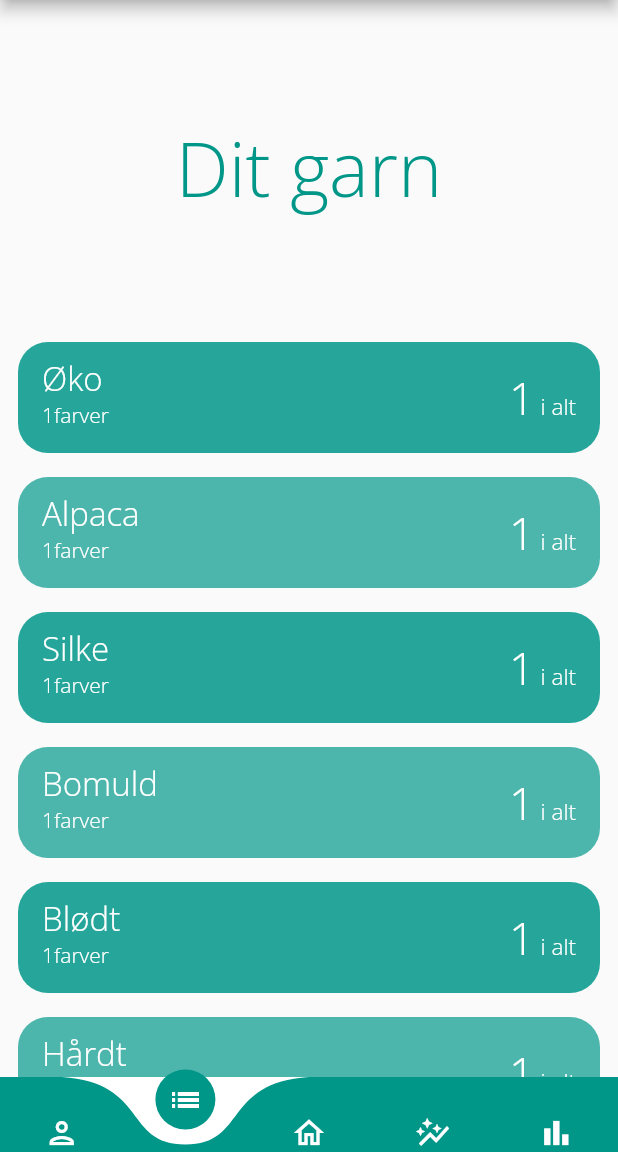
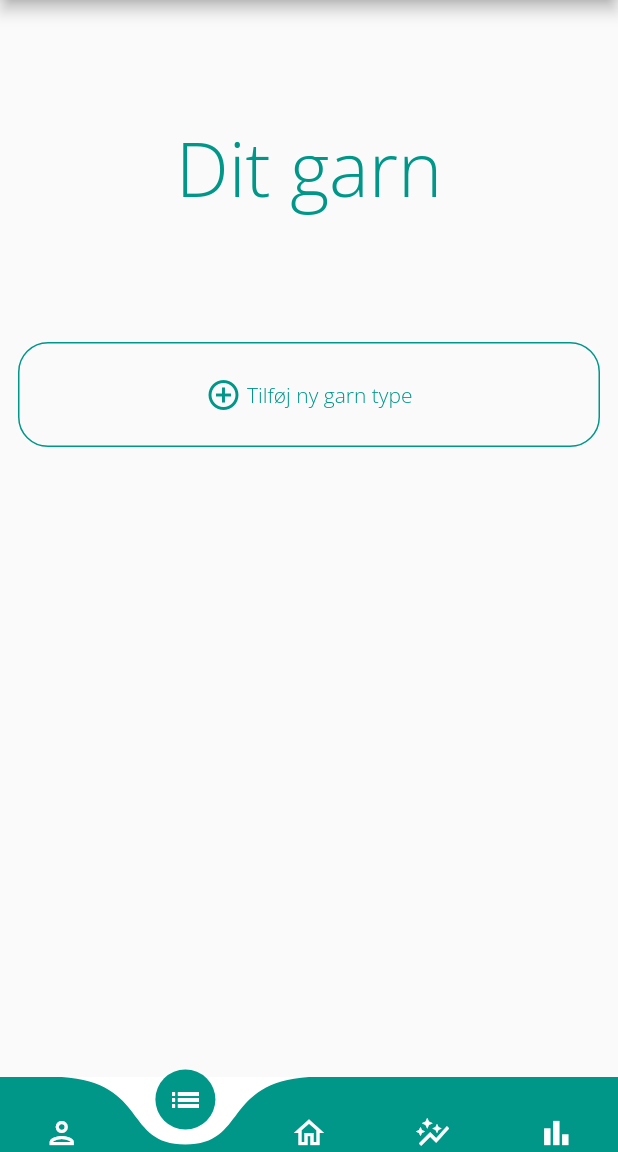
Before and after one commit to KDaniel-dev/knit_aholic_app, a Flutter app: the screen it shows after launch, item 2 of the bottom bar chosen, on a phone screen of 412 x 824 dp, the part 84-1236 px from its top. Run offline on Flutter 3.47's test engine with Material 2 defaults, Android fonts, the phone set to English and light mode, and no system bars; drawn by our look-alikes of curved_navigation_bar; our stand-ins replace shared_preferences, sqflite; accounts and stored records are empty.

Commit message:
more inventory improvements + create yarntype support

```diff
--- a/knit_aholic/lib/Models/yarn.dart
+++ b/knit_aholic/lib/Models/yarn.dart
@@ -5,7 +5,7 @@ final String tableYarn = 'yarn';
 class YarnFields {
   static final List<String> values = [
     id,
-    type,
+    typeId,
     colorId,
     status,
     dateAdded,
@@ -13,7 +13,7 @@ class YarnFields {
     projectId
   ];
   static final String id = '_id';
-  static final String type = 'type';
+  static final String typeId = 'type';
   static final String colorId = 'colorId';
   static final String status = 'status';
   static final String dateAdded = 'dateAdded';
@@ -23,7 +23,7 @@ class YarnFields {
 
 class Yarn {
   final int? id;
-  final String type;
+  final int typeId;
   final int colorId;
   final YarnStatus status;
   final DateTime dateAdded;
@@ -32,7 +32,7 @@ class Yarn {
 
   Yarn(
       {this.id,
-      required this.type,
+      required this.typeId,
       required this.colorId,
       required this.status,
       required this.dateAdded,
@@ -41,7 +41,7 @@ class Yarn {
 
   Yarn copy(
           {int? id,
-          String? type,
+          int? typeId,
           int? colorId,
           YarnStatus? status,
           DateTime? dateAdded,
@@ -49,7 +49,7 @@ class Yarn {
           int? projectId}) =>
       Yarn(
           id: id ?? this.id,
-          type: type ?? this.type,
+          typeId: typeId ?? this.typeId,
           colorId: colorId ?? this.colorId,
           status: status ?? this.status,
           dateAdded: dateAdded ?? this.dateAdded,
@@ -58,7 +58,7 @@ class Yarn {
 
   Map<String, Object?> toJson() => {
         YarnFields.id: id,
-        YarnFields.type: type,
+        YarnFields.typeId: typeId,
         YarnFields.colorId: colorId,
         YarnFields.status: YarnStatus.values.indexOf(status),
         YarnFields.dateAdded: dateAdded.toIso8601String(),
@@ -68,7 +68,7 @@ class Yarn {
 
   static Yarn fromJson(Map<String, Object?> json) => Yarn(
       id: json[YarnFields.id] as int?,
-      type: json[YarnFields.type] as String,
+      typeId: json[YarnFields.typeId] as int,
       colorId: json[YarnFields.colorId] as int,
       status: YarnStatus.values[[YarnFields.status] as int],
       dateAdded: DateTime.parse(json[YarnFields.dateAdded] as String),
--- a/knit_aholic/lib/Models/yarn_type.dart
+++ b/knit_aholic/lib/Models/yarn_type.dart
@@ -1,8 +1,26 @@
 import 'package:knit_aholic/Models/yarn.dart';
 
+final String tableYarnType = 'yarnType';
+
+class YarnTypeFields {
+  static final List<String> values = [id, typeName];
+  static final String id = '_id';
+  static final String typeName = 'typeName';
+}
+
 class YarnType {
-  final String type;
-  final List<Yarn> yarn;
+  final int? id;
+  final String typeName;
 
-  YarnType({required this.type, required this.yarn});
+  YarnType({this.id, required this.typeName});
+
+  YarnType copy({int? id, String? typeName}) =>
+      YarnType(id: id ?? this.id, typeName: typeName ?? this.typeName);
+
+  Map<String, Object?> toJson() =>
+      {YarnTypeFields.id: id, YarnTypeFields.typeName: typeName};
+
+  static YarnType fromJson(Map<String, Object?> json) => YarnType(
+      id: json[YarnTypeFields.id] as int?,
+      typeName: json[YarnTypeFields.typeName] as String);
 }
--- /dev/null
+++ b/knit_aholic/lib/components/add_yarn_type_component.dart
@@ -0,0 +1,26 @@
+import 'package:flutter/material.dart';
+
+class AddYarnTypeButton extends StatefulWidget {
+  const AddYarnTypeButton({Key? key}) : super(key: key);
+
+  @override
+  AddYarnTypeButtonState createState() => AddYarnTypeButtonState();
+}
+
+class AddYarnTypeButtonState extends State<AddYarnTypeButton> {
+  @override
+  Widget build(BuildContext context) {
+    return Container(
+        height: 70,
+        decoration: BoxDecoration(
+          borderRadius: const BorderRadius.all(Radius.circular(20)),
+          border: Border.all(color: Theme.of(context).colorScheme.primary),
+        ),
+        child: Row(mainAxisAlignment: MainAxisAlignment.center, children: [
+          Icon(Icons.add_circle_outline,
+              color: Theme.of(context).colorScheme.primary),
+          Text(" Tilføj ny garn type",
+              style: TextStyle(color: Theme.of(context).colorScheme.primary)),
+        ]));
+  }
+}
--- a/knit_aholic/lib/components/yarn_type_component.dart
+++ b/knit_aholic/lib/components/yarn_type_component.dart
@@ -1,31 +1,39 @@
-import 'package:flutter/cupertino.dart';
 import 'package:flutter/material.dart';
-import 'package:knit_aholic/Models/yarn.dart';
-import 'package:knit_aholic/Models/yarn_type.dart';
+import 'package:knit_aholic/Shared/yarn_type_dto.dart';
 
 class YarnTypeContainer extends StatefulWidget {
-  final YarnType yarnType;
-  const YarnTypeContainer({required YarnType yarnType}) : yarnType = yarnType;
+  final Color color;
+  final YarnTypeDTO yarnType;
+  const YarnTypeContainer({required YarnTypeDTO yarnType, required Color color})
+      : yarnType = yarnType,
+        color = color;
 
   @override
-  YarnTypeContainerState createState() => YarnTypeContainerState(yarnType);
+  YarnTypeContainerState createState() =>
+      YarnTypeContainerState(yarnType, color);
 }
 
 class YarnTypeContainerState extends State<YarnTypeContainer> {
-  YarnTypeContainerState(this.yarnType);
-  final YarnType yarnType;
+  YarnTypeContainerState(this.yarnType, this.color);
+  final Color color;
+  final YarnTypeDTO yarnType;
   bool _isExpanded = false;
 
   @override
   Widget build(BuildContext context) {
-    return ExpansionTile(
+    return Container(
+        decoration: BoxDecoration(
+          borderRadius: const BorderRadius.all(Radius.circular(20)),
+          color: color,
+        ),
+        child: ExpansionTile(
           title: Text(
-        yarnType.type,
+            yarnType.type.typeName,
             style: const TextStyle(fontSize: 22, color: Colors.white),
           ),
           subtitle: !_isExpanded
               ? Text(
-              differentColors().toString() + "farver",
+                  differentColors().toString() + " farver",
                   style: const TextStyle(color: Colors.white),
                 )
               : null,
@@ -36,7 +44,7 @@ class YarnTypeContainerState extends State<YarnTypeContainer> {
                   crossAxisAlignment: CrossAxisAlignment.end,
                   children: [
                     Text(
-                  totalYarn().toString(),
+                      yarnType.yarn.length.toString(),
                       style: const TextStyle(fontSize: 30, color: Colors.white),
                     ),
                     const Padding(
@@ -51,13 +59,13 @@ class YarnTypeContainerState extends State<YarnTypeContainer> {
               color: Colors.white,
             ),
             ListTile(
-          title: Text("garn her"),
-        )
+              title: Text("Intet garn af denne type"),
+            ),
           ],
           onExpansionChanged: (bool expanded) {
             setState(() => _isExpanded = expanded);
           },
-    );
+        ));
   }
 
   int differentColors() {
@@ -67,8 +75,4 @@ class YarnTypeContainerState extends State<YarnTypeContainer> {
     }
     return colors.length;
   }
-
-  int totalYarn() {
-    return yarnType.yarn.length;
 }
-}
--- /dev/null
+++ b/knit_aholic/lib/db/yarn_type_service.dart
@@ -0,0 +1,53 @@
+import 'package:knit_aholic/Models/yarn_type.dart';
+import 'package:knit_aholic/db/knit_aholic_database.dart';
+import 'package:sqflite/sqflite.dart';
+
+class YarnTypeService {
+  static Future<YarnType> create(YarnType yarnType) async {
+    final Database db = await KnitAholicDatabase.instance.database;
+
+    final id = await db.insert(tableYarnType, yarnType.toJson());
+    return yarnType.copy(id: id);
+  }
+
+  static Future<YarnType> readFromId(int id) async {
+    final Database db = await KnitAholicDatabase.instance.database;
+
+    final maps = await db.query(tableYarnType,
+        columns: YarnTypeFields.values,
+        where: '${YarnTypeFields.id} = ?',
+        whereArgs: [id]);
+
+    if (maps.isNotEmpty) {
+      return YarnType.fromJson(maps.first);
+    } else {
+      throw Exception('ID $id not found');
+    }
+  }
+
+  static Future<List<YarnType>> readAll() async {
+    final Database db = await KnitAholicDatabase.instance.database;
+
+    final maps = await db.query(tableYarnType);
+
+    if (maps.isNotEmpty) {
+      return maps.map((e) => YarnType.fromJson(e)).toList();
+    } else {
+      throw Exception('Yarn not found');
+    }
+  }
+
+  static Future<int> update(YarnType yarnType) async {
+    final Database db = await KnitAholicDatabase.instance.database;
+
+    return await db.update(tableYarnType, yarnType.toJson(),
+        where: '${YarnTypeFields.id} = ?', whereArgs: [yarnType.id]);
+  }
+
+  static Future<int> delete(int id) async {
+    final Database db = await KnitAholicDatabase.instance.database;
+
+    return await db.delete(tableYarnType,
+        where: '${YarnTypeFields.id} = ?', whereArgs: [id]);
+  }
+}
--- a/knit_aholic/lib/main.dart
+++ b/knit_aholic/lib/main.dart
@@ -4,7 +4,10 @@ import 'home.dart';
 import '../theme/theme_model.dart';
 import '../theme/themes.dart';
 
-void main() => runApp(MyApp());
+void main() {
+  WidgetsFlutterBinding.ensureInitialized();
+  runApp(MyApp());
+}
 
 class MyApp extends StatelessWidget {
   const MyApp({Key? key}) : super(key: key);
--- /dev/null
+++ b/knit_aholic/lib/shared/yarn_type_dto.dart
@@ -0,0 +1,9 @@
+import 'package:knit_aholic/Models/yarn.dart';
+import 'package:knit_aholic/Models/yarn_type.dart';
+
+class YarnTypeDTO {
+  final YarnType type;
+  final List<Yarn> yarn;
+
+  YarnTypeDTO({required this.type, required this.yarn});
+}
--- a/knit_aholic/lib/tabs/inventory.dart
+++ b/knit_aholic/lib/tabs/inventory.dart
@@ -1,10 +1,13 @@
 import 'package:flutter/material.dart';
 import 'package:knit_aholic/Models/yarn.dart';
-import 'package:knit_aholic/Models/yarn_type.dart';
-import 'package:knit_aholic/Models/yarn_status.dart';
+import 'package:knit_aholic/components/add_yarn_type_component.dart';
 import 'package:knit_aholic/components/tab_title_component.dart';
 import 'package:knit_aholic/components/yarn_type_component.dart';
 import 'package:knit_aholic/db/yarn_service.dart';
+import 'package:knit_aholic/db/yarn_type_service.dart';
+import 'package:knit_aholic/Shared/yarn_type_dto.dart';
+
+import '../Models/yarn_type.dart';
 
 class Inventory extends StatefulWidget {
   const Inventory({Key? key}) : super(key: key);
@@ -14,84 +17,32 @@ class Inventory extends StatefulWidget {
 }
 
 class InventoryState extends State<Inventory> {
-  late List<Yarn> yarn;
-
-  List<Yarn> test = [
-    Yarn(
-        type: 'Øko',
-        colorId: 1,
-        status: YarnStatus.available,
-        dateAdded: DateTime.now()),
-    Yarn(
-        type: 'Alpaca',
-        colorId: 1,
-        status: YarnStatus.available,
-        dateAdded: DateTime.now()),
-    Yarn(
-        type: 'Silke',
-        colorId: 2,
-        status: YarnStatus.available,
-        dateAdded: DateTime.now()),
-    Yarn(
-        type: 'Bomuld',
-        colorId: 1,
-        status: YarnStatus.available,
-        dateAdded: DateTime.now()),
-    Yarn(
-        type: 'Blødt',
-        colorId: 4,
-        status: YarnStatus.available,
-        dateAdded: DateTime.now()),
-    Yarn(
-        type: 'Hårdt',
-        colorId: 2,
-        status: YarnStatus.available,
-        dateAdded: DateTime.now()),
-    Yarn(
-        type: 'Sejt',
-        colorId: 2,
-        status: YarnStatus.available,
-        dateAdded: DateTime.now()),
-    Yarn(
-        type: 'Grimt',
-        colorId: 2,
-        status: YarnStatus.available,
-        dateAdded: DateTime.now()),
-  ];
+  final List<int> colors = [300, 400];
+  List<YarnTypeDTO> yarnTypeCollections = [];
 
   @override
   void initState() {
     super.initState();
-
-    try {
-      // loadYarn();
-    } catch (e) {
-      yarn = [];
-      print(e);
-    }
+    loadYarn();
   }
 
   @override
   Widget build(BuildContext context) {
-    final List<YarnType> yarnTypes = toYarnTypes();
-    final List<int> colors = [300, 400];
-    // https://api.flutter.dev/flutter/widgets/ListView-class.html
     return ListView.separated(
       padding: const EdgeInsets.all(12),
-      itemCount: yarnTypes.length + 1,
+      itemCount: yarnTypeCollections.length + 2,
       itemBuilder: (context, index) {
         if (index == 0) {
           return const TabTitle(title: "Dit garn");
+        } else if (index == 1) {
+          return GestureDetector(
+              onTap: () => _displayAddYarnTypeDialog(context),
+              child: const AddYarnTypeButton());
         } else {
-          return Container(
-            decoration: BoxDecoration(
-              borderRadius: const BorderRadius.all(Radius.circular(20)),
-              color: (Theme.of(context).colorScheme.primary
-                  as MaterialColor)[colors[index % 2]],
-            ),
-            child: YarnTypeContainer(
-              yarnType: yarnTypes[index - 1],
-            ),
+          return YarnTypeContainer(
+            yarnType: yarnTypeCollections[index - 2],
+            color: (Theme.of(context).colorScheme.primary
+                as MaterialColor)[colors[index % 2]] as Color,
           );
         }
       },
@@ -100,20 +51,67 @@ class InventoryState extends State<Inventory> {
   }
 
   void loadYarn() async {
-    yarn = await YarnService.readAll();
+    List<YarnTypeDTO> result = [];
+    try {
+      List<Yarn> yarn = await YarnService.readAll();
+      List<YarnType> yarnTypes = await YarnTypeService.readAll();
+      for (var yt in yarnTypes) {
+        var yarnOfType = yarn.where((e) => e.typeId == yt.id);
+        result.add(YarnTypeDTO(type: yt, yarn: yarnOfType.toList()));
+      }
+    } catch (e) {
+      print(e);
+    } finally {
+      setState(() => yarnTypeCollections = result);
+    }
   }
 
-  List<YarnType> toYarnTypes() {
-    Map<String, List<Yarn>> dictionary = {};
-    for (var y in test) {
-      if (dictionary.containsKey(y.type)) {
-        dictionary[y.type]!.add(y);
-      } else {
-        dictionary[y.type] = [y];
-      }
-    }
-    return dictionary.entries.map((element) {
-      return YarnType(type: element.key, yarn: element.value);
-    }).toList();
+  Future<void> _displayAddYarnTypeDialog(BuildContext context) async {
+    String valueText = '';
+    return showDialog(
+        context: context,
+        builder: (context) {
+          return AlertDialog(
+            title: const Text('Tilføj ny garn type'),
+            content: TextField(
+              autofocus: true,
+              onChanged: (value) {
+                setState(() {
+                  valueText = value;
+                  debugPrint(valueText);
+                });
+              },
+              decoration: const InputDecoration(hintText: "Indtast garn type"),
+            ),
+            actions: <Widget>[
+              FlatButton(
+                color: Colors.grey,
+                textColor: Colors.white,
+                child: const Text('Fortryd'),
+                onPressed: () {
+                  setState(() {
+                    Navigator.pop(context);
+                  });
+                },
+              ),
+              FlatButton(
+                color: Theme.of(context).colorScheme.primary,
+                textColor: Colors.white,
+                child: const Text('Ok'),
+                onPressed: () {
+                  setState(() {
+                    addYarnType(valueText);
+                    Navigator.pop(context);
+                  });
+                },
+              ),
+            ],
+          );
+        });
+  }
+
+  void addYarnType(String typeName) async {
+    var res = await YarnTypeService.create(YarnType(typeName: typeName));
+    loadYarn();
   }
 }
--- a/knit_aholic/pubspec.yaml
+++ b/knit_aholic/pubspec.yaml
@@ -40,6 +40,9 @@ dependencies:
   sqflite: ^2.0.2
   intl: ^0.17.0
   collection: ^1.15.0
+  path_provider: ^2.0.8
+  io: ^1.0.3
+  path: ^1.8.0
 
 dev_dependencies:
   flutter_test:
```
Also changed, not shown: knit_aholic/lib/db/knit_aholic_database.dart (+42 -17 lines), knit_aholic/lib/db/yarn_service.dart (+5 -5 lines). Lines whose indentation alone changed are shown as unchanged.
